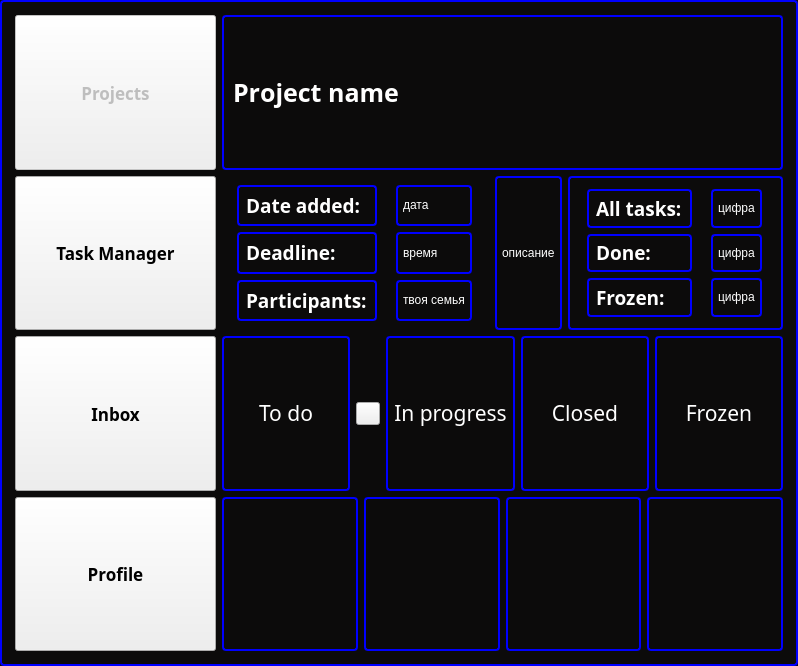
Qt form ui/MainWindowTaskManager.ui (kiozet/TaskManagerWithAI) before a commit.
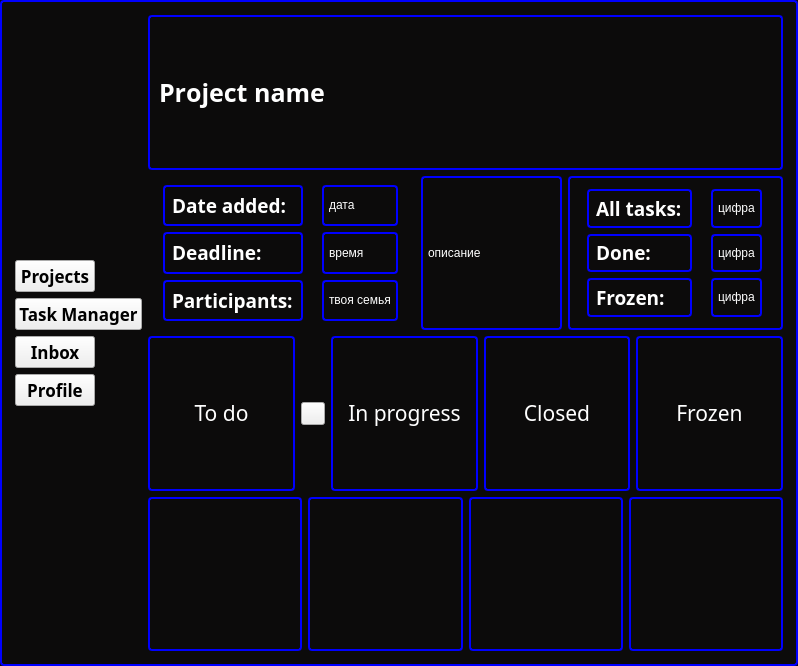
The same form after that commit. Icons and pictures are not drawn.

Commit message: Fixed left menu in MainWindowTaskManager

```diff
--- a/ui/MainWindowTaskManager.ui
+++ b/ui/MainWindowTaskManager.ui
@@ -57,13 +57,26 @@
      <property name="sizeConstraint">
       <enum>QLayout::SetNoConstraint</enum>
      </property>
+     <item>
+      <spacer name="verticalSpacer">
+       <property name="orientation">
+        <enum>Qt::Vertical</enum>
+       </property>
+       <property name="sizeHint" stdset="0">
+        <size>
+         <width>20</width>
+         <height>40</height>
+        </size>
+       </property>
+      </spacer>
+     </item>
      <item>
       <widget class="QPushButton" name="projectsBtn">
        <property name="enabled">
-        <bool>false</bool>
+        <bool>true</bool>
        </property>
        <property name="sizePolicy">
-        <sizepolicy hsizetype="Expanding" vsizetype="Expanding">
+        <sizepolicy hsizetype="Fixed" vsizetype="Fixed">
          <horstretch>0</horstretch>
          <verstretch>0</verstretch>
         </sizepolicy>
@@ -98,7 +111,7 @@
         <bool>true</bool>
        </property>
        <property name="sizePolicy">
-        <sizepolicy hsizetype="Expanding" vsizetype="Expanding">
+        <sizepolicy hsizetype="Fixed" vsizetype="Fixed">
          <horstretch>0</horstretch>
          <verstretch>0</verstretch>
         </sizepolicy>
@@ -142,7 +155,7 @@
         <bool>true</bool>
        </property>
        <property name="sizePolicy">
-        <sizepolicy hsizetype="Expanding" vsizetype="Expanding">
+        <sizepolicy hsizetype="Fixed" vsizetype="Fixed">
          <horstretch>0</horstretch>
          <verstretch>0</verstretch>
         </sizepolicy>
@@ -174,7 +187,7 @@
         <bool>true</bool>
        </property>
        <property name="sizePolicy">
-        <sizepolicy hsizetype="Expanding" vsizetype="Expanding">
+        <sizepolicy hsizetype="Fixed" vsizetype="Fixed">
          <horstretch>0</horstretch>
          <verstretch>0</verstretch>
         </sizepolicy>
@@ -200,6 +213,19 @@
        </property>
       </widget>
      </item>
+     <item>
+      <spacer name="verticalSpacer_2">
+       <property name="orientation">
+        <enum>Qt::Vertical</enum>
+       </property>
+       <property name="sizeHint" stdset="0">
+        <size>
+         <width>20</width>
+         <height>40</height>
+        </size>
+       </property>
+      </spacer>
+     </item>
     </layout>
    </item>
    <item>
```
